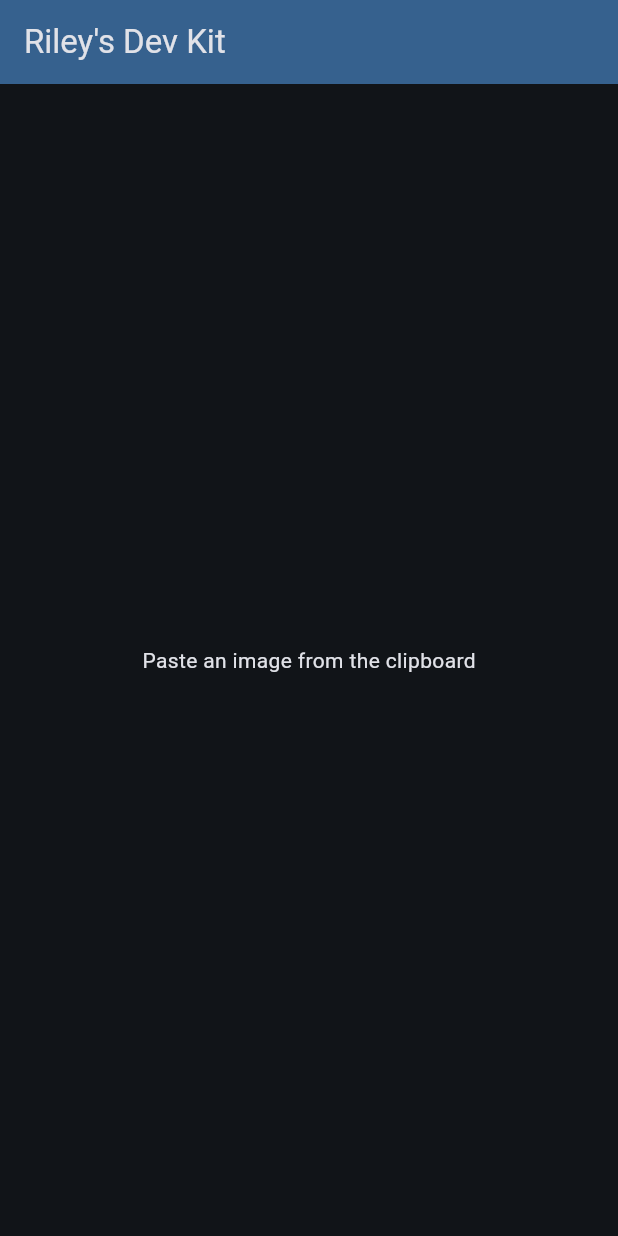
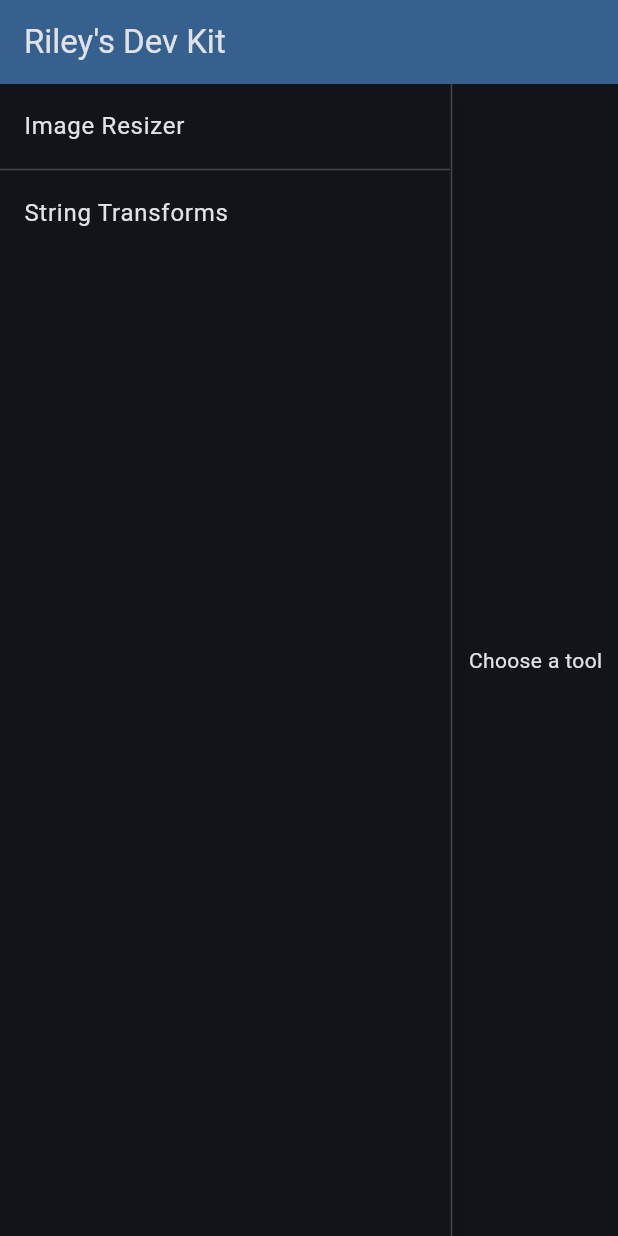
Before and after one commit to rileyteige/devkit, a Flutter app: the screen it shows after launch, on a phone screen of 412 x 824 dp. Run offline on Flutter 3.47's test engine with Material 2 defaults, Android fonts, the phone set to English and light mode, and no system bars; our stand-ins replace another_flushbar; missing offline and left inert: pasteboard.

Commit message:
add string transforms

````diff
--- a/lib/main.dart
+++ b/lib/main.dart
@@ -1,13 +1,17 @@
-import 'package:devkit/toast.dart';
 import 'package:flutter/material.dart';
 
-import 'image_resizer.dart';
+import 'routes.dart';
+import 'sidebar.dart';
+import 'toast.dart';
 
 void main() {
   runApp(const MyApp());
 }
 
 class MyApp extends StatelessWidget {
+  static final GlobalKey<NavigatorState> navigatorKey =
+      GlobalKey(debugLabel: 'Main Navigator');
+
   const MyApp({super.key});
 
   // This widget is the root of your application.
@@ -37,32 +41,42 @@ class MyApp extends StatelessWidget {
         ),
         useMaterial3: true,
       ),
-      home: const MyHomePage(title: 'Riley\'s Dev Kit'),
+      navigatorKey: navigatorKey,
+      initialRoute: Routes.initial,
+      routes: Routes.all,
+      builder: (context, child) {
+        return Builder(
+          builder: (context) {
+            return Scaffold(
+              appBar: AppBar(
+                title: const Text("Riley's Dev Kit"),
+                backgroundColor: Theme.of(context).colorScheme.inversePrimary,
+              ),
+              body: Row(
+                crossAxisAlignment: CrossAxisAlignment.stretch,
+                children: [
+                  Builder(builder: (context) {
+                    return Sidebar(
+                      navs: const [
+                        NavigationListTile(
+                          route: Routes.imageResizer,
+                          title: Text('Image Resizer'),
+                        ),
+                        NavigationListTile(
+                          route: Routes.stringTransformations,
+                          title: Text('String Transforms'),
+                        ),
+                      ],
+                    );
+                  }),
+                  const VerticalDivider(width: 2),
+                  if (child != null) Expanded(child: child),
+                ],
+              ),
+            );
+          },
+        );
+      },
     );
   }
 }
-
-class MyHomePage extends StatefulWidget {
-  final String title;
-
-  const MyHomePage({super.key, required this.title});
-
-  @override
-  State<MyHomePage> createState() => _MyHomePageState();
-}
-
-class _MyHomePageState extends State<MyHomePage> {
-  @override
-  Widget build(BuildContext context) {
-    Toast.init(context);
-    return Scaffold(
-      appBar: AppBar(
-        backgroundColor: Theme.of(context).colorScheme.inversePrimary,
-        title: Text(widget.title),
-      ),
-      body: const Center(
-        child: ImageResizer(),
-      ),
-    );
-  }
-}
--- /dev/null
+++ b/lib/routes.dart
@@ -0,0 +1,18 @@
+import 'package:devkit/image_resizer.dart';
+import 'package:flutter/material.dart';
+
+import 'string_transformations.dart';
+
+class Routes {
+  static const String initial = home;
+
+  static const String home = '/';
+  static const String imageResizer = '/ImageResizer';
+  static const String stringTransformations = '/StringTransformations';
+
+  static final Map<String, WidgetBuilder> all = {
+    home: (context) => const Center(child: Text('Choose a tool')),
+    imageResizer: (context) => const ImageResizer(),
+    stringTransformations: (context) => const StringTransformations(),
+  };
+}
--- /dev/null
+++ b/lib/sidebar.dart
@@ -0,0 +1,123 @@
+import 'package:flutter/material.dart';
+
+import 'main.dart';
+
+class NavigationListTile extends StatefulWidget {
+  final String route;
+  final Widget title;
+  final bool selected;
+
+  const NavigationListTile({
+    super.key,
+    required this.route,
+    required this.title,
+    this.selected = false,
+  });
+
+  @override
+  State<NavigationListTile> createState() => _NavigationListTileState();
+}
+
+class _NavigationListTileState extends State<NavigationListTile> {
+  @override
+  Widget build(BuildContext context) {
+    final navContext = MyApp.navigatorKey.currentContext!;
+
+    return Builder(builder: (context) {
+      return ListTile(
+        title: widget.title,
+        selected: ModalRoute.of(navContext)?.settings.name == widget.route,
+        onTap: () {
+          Navigator.of(navContext).pushReplacementNamed(widget.route);
+        },
+      );
+    });
+  }
+}
+
+class Sidebar extends StatefulWidget {
+  final double width;
+  final List<NavigationListTile> navs;
+  Sidebar({
+    Key? key,
+    this.width = 300,
+    required this.navs,
+    // this.children = const <Widget>[],
+  }) : super(key: key) {
+    if (width <= 0) {
+      throw RangeError.value(width, 'width', 'Must be > 0');
+    }
+  }
+
+  @override
+  State<Sidebar> createState() => _SidebarState();
+}
+
+class _SidebarState extends State<Sidebar> {
+  var _currentRoute = '/';
+
+  @override
+  void initState() {
+    super.initState();
+    if (_navContext != null) {
+      _currentRoute = ModalRoute.of(_navContext!)?.settings.name ?? '/';
+    }
+    // TODO: listen for route changes app-wide
+  }
+
+  BuildContext? get _navContext => MyApp.navigatorKey.currentContext;
+
+  @override
+  Widget build(BuildContext context) {
+    final children = widget.navs
+        .map<Widget>((x) => ListTile(
+              title: x.title,
+              selectedTileColor:
+                  Theme.of(context).colorScheme.secondaryContainer,
+              selected: x.route == _currentRoute,
+              onTap: () {
+                MyApp.navigatorKey.currentState!.pushReplacementNamed(x.route);
+                setState(() => _currentRoute = x.route);
+              },
+            ))
+        .intersperse(const Divider(
+          height: 2,
+        ))
+        .toList();
+
+    return Material(
+      color: Theme.of(context).colorScheme.background,
+      elevation: 8,
+      child: SizedBox(
+        width: widget.width,
+        child: ListView(
+          children: children,
+        ),
+      ),
+    );
+  }
+}
+
+extension IterableUtils<T> on Iterable<T> {
+  /// The intersperse function takes an element and *intersperses*
+  /// that element between the elements of this iterable.
+  ///
+  /// Example:
+  /// ```dart
+  /// var xs = [1, 2, 3, 4];
+  ///
+  /// // returns [1, 0, 2, 0, 3, 0, 4]
+  /// xs.intersperse(0)
+  /// ```
+  Iterable<T> intersperse(T joinItem) sync* {
+    var i = 0;
+    for (var elem in this) {
+      if (i > 0) {
+        yield joinItem;
+      }
+
+      yield elem;
+      i++;
+    }
+  }
+}
--- a/lib/toast.dart
+++ b/lib/toast.dart
@@ -1,4 +1,5 @@
 import 'package:another_flushbar/flushbar.dart';
+import 'package:devkit/main.dart';
 import 'package:flutter/material.dart';
 
 class Toast {
@@ -13,9 +14,12 @@ class Toast {
 
   static void toast(String message) {
     debugPrint('Toast - $message');
+    final context = MyApp.navigatorKey.currentContext;
+    if (context == null) return;
+
     Flushbar(
       message: message,
       duration: const Duration(seconds: 3),
-    ).show(_context);
+    ).show(context);
   }
 }
--- a/pubspec.yaml
+++ b/pubspec.yaml
@@ -29,6 +29,7 @@ environment:
 # versions available, run `flutter pub outdated`.
 dependencies:
   another_flushbar: ^1.12.30
+  crypto: ^3.0.3
   cupertino_icons: ^1.0.2
   flutter:
     sdk: flutter
````
Also changed, not shown: lib/string_transformations.dart (added, +202 -0 lines), pubspec.lock.
